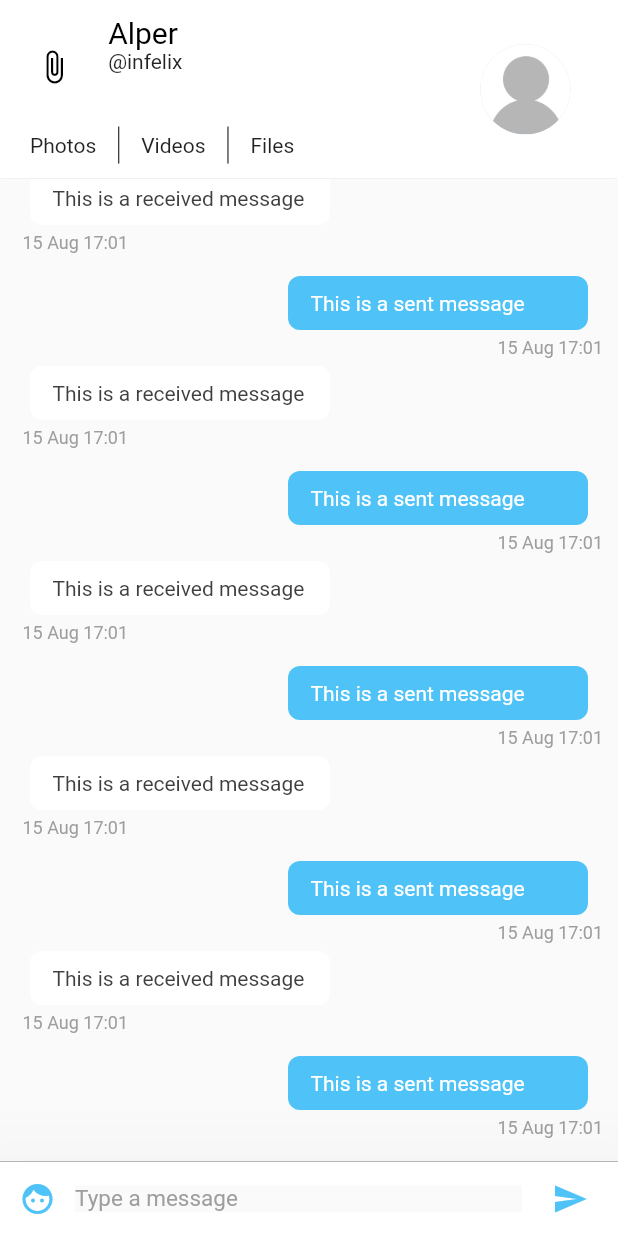
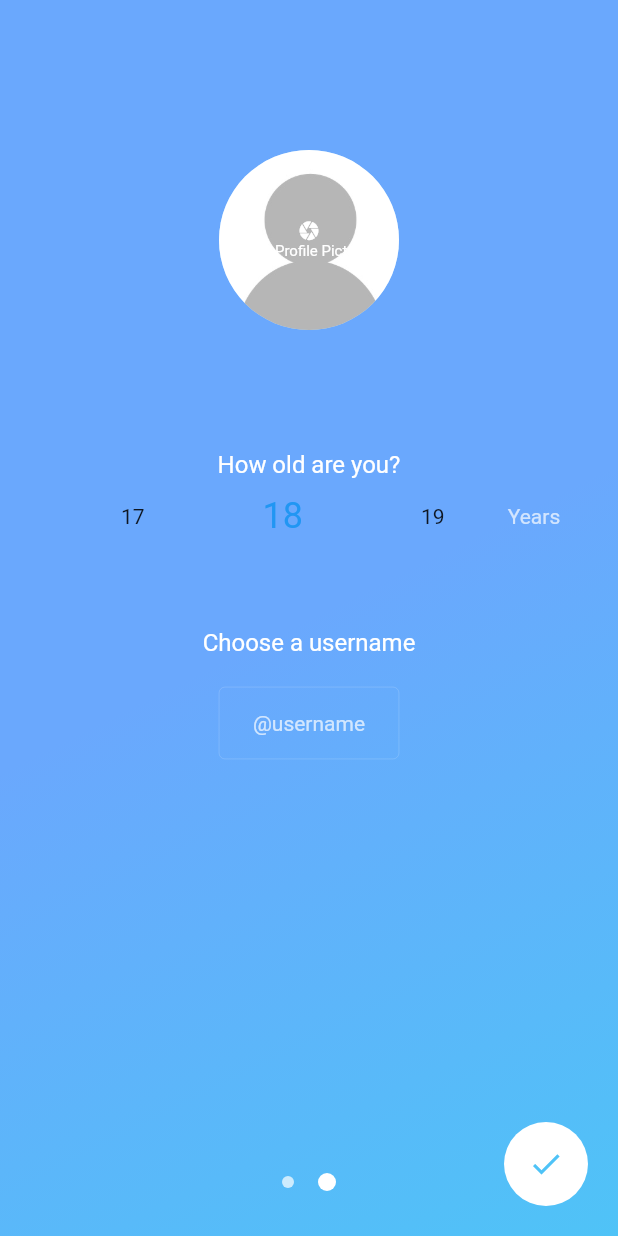
Before and after one commit to otuzoglu/messio, a Flutter app: the screen it shows after launch, swiped to page 2, on a phone screen of 412 x 824 dp. Run offline on Flutter 3.47's test engine with Material 2 defaults, Android fonts, the light colour scheme and no system bars; drawn by our look-alikes of numberpicker; missing offline and left inert: rubber.

Commit message:
Day 9-10-11

```diff
--- a/lib/config/Assets.dart
+++ b/lib/config/Assets.dart
@@ -1,3 +1,8 @@
 class Assets {
-  static String user = 'assets/user.png';
+  static const String user = 'assets/user.png';
+  static const String app_icon = 'assets/launcher/ic_launcher.png';
+  static const String app_icon_fg = 'assets/launcher/ic_foreground.png';
+
+  static const String app_icon_bg = 'assets/launcher/ic_background.png';
+  static const String google_button = 'assets/google.png';
 }
--- a/lib/config/Palette.dart
+++ b/lib/config/Palette.dart
@@ -4,9 +4,13 @@ import 'package:flutter/material.dart';
 class Palette {
   static Color primaryColor = Colors.white;
   static Color accentColor = Color(0xff4fc3f7);
+  static Color gradientStartColor = accentColor;
+  static Color gradientEndColor = Color(0xff6aa8fd);
   static Color secondaryColor = Colors.black;
   static Color primaryTextColor = Colors.black;
+  static Color primaryTextColorLight = Colors.white;
   static Color secondaryTextColor = Colors.black87;
+  static Color secondaryTextColorLight = Colors.white70;
   static Color primaryBackgroundColor = Colors.white;
   static Color selfMessageBackgroundColor = Color(0xff4fc3f7);
   static Color otherMessageBackgroundColor = Colors.white;
--- a/lib/config/Styles.dart
+++ b/lib/config/Styles.dart
@@ -1,13 +1,27 @@
 import 'package:flutter/material.dart';
-
 import 'Palette.dart';
 
 class Styles {
   static TextStyle textHeading = TextStyle(
       color: Palette.primaryTextColor, fontSize: 20); // Text style for the name
+
+  static TextStyle numberPickerHeading =
+      TextStyle(fontSize: 30, color: Palette.primaryTextColorLight);
+  static TextStyle textHeadingLight =
+      TextStyle(color: Palette.primaryTextColorLight, fontSize: 20);
+  static TextStyle question =
+      TextStyle(color: Palette.primaryTextColor, fontSize: 16);
+  static TextStyle questionLight =
+      TextStyle(color: Palette.primaryTextColorLight, fontSize: 16);
   static TextStyle subHeading =
       TextStyle(color: Palette.primaryTextColor, fontSize: 14);
+  static TextStyle subHeadingLight =
+      TextStyle(color: Palette.primaryTextColorLight, fontSize: 14);
+  static TextStyle hintTextLight =
+      TextStyle(color: Palette.secondaryTextColorLight);
   static TextStyle text = TextStyle(color: Palette.secondaryTextColor);
+  static TextStyle textLight =
+      TextStyle(color: Palette.secondaryTextColorLight);
   static TextStyle subText = TextStyle(color: Palette.greyColor);
   static TextStyle date = TextStyle(
       color: Palette.greyColor, fontSize: 12.0, fontStyle: FontStyle.normal);
--- /dev/null
+++ b/lib/config/Transitions.dart
@@ -0,0 +1,27 @@
+import 'package:flutter/material.dart';
+
+class SlideLeftRoute extends PageRouteBuilder {
+  final Widget page;
+  SlideLeftRoute({this.page})
+      : super(
+          pageBuilder: (
+            BuildContext context,
+            Animation<double> animation,
+            Animation<double> secondaryAnimation,
+          ) =>
+              page,
+          transitionsBuilder: (
+            BuildContext context,
+            Animation<double> animation,
+            Animation<double> secondaryAnimation,
+            Widget child,
+          ) =>
+              SlideTransition(
+            position: Tween<Offset>(
+              begin: const Offset(0, 1),
+              end: Offset.zero,
+            ).animate(animation),
+            child: child,
+          ),
+        );
+}
--- a/lib/main.dart
+++ b/lib/main.dart
@@ -1,7 +1,7 @@
 import 'package:flutter/material.dart';
 import 'package:messio/config/Palette.dart';
 
-import 'package:messio/pages/ConversationPageSlide.dart';
+import 'package:messio/pages/RegisterPage.dart';
 
 void main() => runApp(Messio());
 
@@ -14,7 +14,7 @@ class Messio extends StatelessWidget {
       theme: ThemeData(
         primaryColor: Palette.primaryColor,
       ),
-      home: ConversationPageSlide(),
+      home: RegisterPage(),
     );
   }
 }
--- /dev/null
+++ b/lib/pages/RegisterPage.dart
@@ -0,0 +1,328 @@
+import 'package:flutter/material.dart';
+import 'package:flutter/widgets.dart';
+import 'package:messio/config/Assets.dart';
+import 'package:messio/config/Palette.dart';
+import 'package:messio/config/Styles.dart';
+import 'package:messio/config/Transitions.dart';
+import 'package:messio/pages/ConversationPageSlide.dart';
+import 'package:messio/widgets/CircleIndicator.dart';
+import 'package:numberpicker/numberpicker.dart';
+
+class RegisterPage extends StatefulWidget {
+  @override
+  State<StatefulWidget> createState() {
+    // TODO: implement createState
+    return _RegisterPageState();
+  }
+}
+
+class _RegisterPageState extends State<RegisterPage>
+    with SingleTickerProviderStateMixin, WidgetsBindingObserver {
+  int currentPage = 0;
+  int age = 18;
+  var isKeyboardOpen =
+      false; //this variable keeps track of the keyboard, when its shown and when its hidden
+
+  PageController pageController =
+      PageController(); // this is the controller of the page. This is used to navigate back and forth between the pages
+
+  //Fields related to animation of the gradient
+  Alignment begin = Alignment.center;
+  Alignment end = Alignment.bottomRight;
+
+  //Fields related to animating the layout and pushing widgets up when the focus is on the username field
+  AnimationController usernameFieldAnimationController;
+  Animation profilePicHeightAnimation, usernameAnimation, ageAnimation;
+  FocusNode usernameFocusNode = FocusNode();
+
+  @override
+  void initState() {
+    WidgetsBinding.instance.addObserver(this);
+    usernameFieldAnimationController =
+        AnimationController(vsync: this, duration: Duration(milliseconds: 300));
+    profilePicHeightAnimation =
+        Tween(begin: 100.0, end: 0.0).animate(usernameFieldAnimationController)
+          ..addListener(() {
+            setState(() {});
+          });
+    usernameAnimation =
+        Tween(begin: 50.0, end: 10.0).animate(usernameFieldAnimationController)
+          ..addListener(() {
+            setState(() {});
+          });
+    ageAnimation =
+        Tween(begin: 80.0, end: 10.0).animate(usernameFieldAnimationController)
+          ..addListener(() {
+            setState(() {});
+          });
+    usernameFocusNode.addListener(() {
+      if (usernameFocusNode.hasFocus) {
+        usernameFieldAnimationController.forward();
+      } else {
+        usernameFieldAnimationController.reverse();
+      }
+    });
+    pageController.addListener(() {
+      setState(() {
+        begin = Alignment(pageController.page, pageController.page);
+        end = Alignment(1 - pageController.page, 1 - pageController.page);
+      });
+    });
+    super.initState();
+  }
+
+  @override
+  Widget build(BuildContext context) {
+    return WillPopScope(
+        onWillPop: onWillPop, //user to override the back button press
+        child: Scaffold(
+          resizeToAvoidBottomInset: false,
+          //  avoids the bottom overflow warning when keyboard is shown
+          body: SafeArea(
+              child: Container(
+                  decoration: BoxDecoration(
+                      gradient: LinearGradient(begin: begin, end: end, colors: [
+                    Palette.gradientStartColor,
+                    Palette.gradientEndColor
+                  ])),
+                  child: Stack(
+                      alignment: AlignmentDirectional.bottomCenter,
+                      children: <Widget>[
+                        AnimatedContainer(
+                            duration: Duration(milliseconds: 1500),
+                            child: PageView(
+                                controller: pageController,
+                                physics: NeverScrollableScrollPhysics(),
+                                onPageChanged: (int page) =>
+                                    updatePageState(page),
+                                children: <Widget>[
+                                  buildPageOne(),
+                                  buildPageTwo()
+                                ])),
+                        Container(
+                          margin: EdgeInsets.only(bottom: 30),
+                          child: Row(
+                            mainAxisSize: MainAxisSize.min,
+                            mainAxisAlignment: MainAxisAlignment.center,
+                            children: <Widget>[
+                              for (int i = 0; i < 2; i++)
+                                CircleIndicator(i == currentPage),
+                            ],
+                          ),
+                        ),
+                        AnimatedOpacity(
+                            opacity: currentPage == 1
+                                ? 1.0
+                                : 0.0, //shows only on page 1
+                            duration: Duration(milliseconds: 500),
+                            child: Container(
+                                margin: EdgeInsets.only(right: 20, bottom: 20),
+                                child: Row(
+                                  mainAxisAlignment: MainAxisAlignment.end,
+                                  mainAxisSize: MainAxisSize.max,
+                                  children: <Widget>[
+                                    FloatingActionButton(
+                                      onPressed: () => navigateToHome(),
+                                      elevation: 0,
+                                      backgroundColor: Palette.primaryColor,
+                                      child: Icon(
+                                        Icons.done,
+                                        color: Palette.accentColor,
+                                      ),
+                                    )
+                                  ],
+                                )))
+                      ]))),
+        ));
+  }
+
+  buildPageOne() {
+    return Container(
+      child: Column(
+        children: <Widget>[
+          Container(
+              margin: EdgeInsets.only(top: 250),
+              child: Image.asset(Assets.app_icon_fg, height: 100)),
+          Container(
+              margin: EdgeInsets.only(top: 30),
+              child: Text('Messio Messenger',
+                  style: TextStyle(
+                      color: Colors.white,
+                      fontWeight: FontWeight.bold,
+                      fontSize: 22))),
+          Container(
+              margin: EdgeInsets.only(top: 100),
+              child: ButtonTheme(
+                  height: 40,
+                  child: FlatButton.icon(
+                      onPressed: () => updatePageState(1),
+                      color: Colors.transparent,
+                      icon: Image.asset(
+                        Assets.google_button,
+                        height: 25,
+                      ),
+                      label: Text(
+                        'Sign In with Google',
+                        style: TextStyle(
+                            color: Palette.primaryTextColorLight,
+                            fontWeight: FontWeight.w800),
+                      ))))
+        ],
+      ),
+    );
+  }
+
+  buildPageTwo() {
+    return InkWell(
+        // to dismiss the keyboard when the user tabs out of the TextField
+        onTap: () {
+          FocusScope.of(context).requestFocus(FocusNode());
+        },
+        child: Container(
+          child: Column(
+            crossAxisAlignment: CrossAxisAlignment.center,
+            children: <Widget>[
+              SizedBox(height: profilePicHeightAnimation.value),
+              Container(
+                  child: CircleAvatar(
+                child: Column(
+                  mainAxisAlignment: MainAxisAlignment.center,
+                  children: <Widget>[
+                    Icon(
+                      Icons.camera,
+                      color: Colors.white,
+                      size: 15,
+                    ),
+                    Text(
+                      'Set Profile Picture',
+                      textAlign: TextAlign.center,
+                      style: TextStyle(
+                        color: Colors.white,
+                        fontSize: 10,
+                      ),
+                    )
+                  ],
+                ),
+                backgroundImage: Image.asset(Assets.user).image,
+                radius: 60,
+              )),
+              SizedBox(
+                height: ageAnimation.value,
+              ),
+              Text(
+                'How old are you?',
+                style: Styles.questionLight,
+              ),
+              Row(
+                mainAxisSize: MainAxisSize.min,
+                children: <Widget>[
+                  NumberPicker(
+                      axis: Axis.horizontal,
+                      value: age,
+                      minValue: 15,
+                      maxValue: 100,
+                      onChanged: (num value) {
+                        setState(() {
+                          age = value;
+                        });
+                        //   print(age);
+                      }),
+                  Text('Years', style: Styles.textLight)
+                ],
+              ),
+              SizedBox(
+                height: usernameAnimation.value,
+              ),
+              Container(
+                child: Text(
+                  'Choose a username',
+                  style: Styles.questionLight,
+                ),
+              ),
+              Container(
+                  margin: EdgeInsets.only(top: 20),
+                  width: 120,
+                  child: TextField(
+                    textAlign: TextAlign.center,
+                    style: Styles.subHeadingLight,
+                    focusNode: usernameFocusNode,
+                    decoration: InputDecoration(
+                      hintText: '@username',
+                      hintStyle: Styles.hintTextLight,
+                      contentPadding: EdgeInsets.fromLTRB(10, 5, 10, 5),
+                      focusedBorder: OutlineInputBorder(
+                        borderSide:
+                            BorderSide(color: Palette.primaryColor, width: 0.1),
+                      ),
+                      enabledBorder: OutlineInputBorder(
+                        borderSide:
+                            BorderSide(color: Palette.primaryColor, width: 0.1),
+                      ),
+                    ),
+                  ))
+            ],
+          ),
+        ));
+  }
+
+  updatePageState(index) {
+    if (index == 1)
+      pageController.nextPage(
+          duration: Duration(milliseconds: 300), curve: Curves.easeIn);
+
+    setState(() {
+      currentPage = index;
+    });
+  }
+
+  Future<bool> onWillPop() {
+    if (currentPage == 1) {
+      //go to first page if currently on second page
+      pageController.previousPage(
+        duration: Duration(milliseconds: 300),
+        curve: Curves.easeOut,
+      );
+      return Future.value(false);
+    }
+    return Future.value(true);
+  }
+
+  @override
+  void dispose() {
+    WidgetsBinding.instance.removeObserver(this);
+    usernameFieldAnimationController.dispose();
+    usernameFocusNode.dispose();
+    super.dispose();
+  }
+
+  ///
+  /// This routine is invoked when the window metrics have changed.
+  ///
+  @override
+  void didChangeMetrics() {
+    final value = MediaQuery.of(context).viewInsets.bottom;
+    if (value > 0) {
+      if (isKeyboardOpen) {
+        onKeyboardChanged(false);
+      }
+      isKeyboardOpen = false;
+    } else {
+      isKeyboardOpen = true;
+      onKeyboardChanged(true);
+    }
+  }
+
+  onKeyboardChanged(bool isVisible) {
+    if (!isVisible) {
+      FocusScope.of(context).requestFocus(FocusNode());
+      usernameFieldAnimationController.reverse();
+    }
+  }
+
+  navigateToHome() {
+    Navigator.push(
+      context,
+      SlideLeftRoute(page: ConversationPageSlide()),
+    );
+  }
+}
--- a/lib/widgets/ChatListWidget.dart
+++ b/lib/widgets/ChatListWidget.dart
@@ -6,14 +6,12 @@ class ChatListWidget extends StatelessWidget {
 
   @override
   Widget build(BuildContext context) {
-    return Flexible(
-      child: ListView.builder(
-        padding: EdgeInsets.all(10.0),
-        itemBuilder: (context, index) => ChatItemWidget(index),
-        itemCount: 20,
-        reverse: true,
-        controller: listScrollController,
-      ),
+    return ListView.builder(
+      padding: EdgeInsets.all(10.0),
+      itemBuilder: (context, index) => ChatItemWidget(index),
+      itemCount: 20,
+      reverse: true,
+      controller: listScrollController,
     );
   }
 }
--- /dev/null
+++ b/lib/widgets/CircleIndicator.dart
@@ -0,0 +1,28 @@
+import 'package:flutter/material.dart';
+import 'package:messio/config/Palette.dart';
+
+// ignore: must_be_immutable
+class CircleIndicator extends StatefulWidget {
+  bool isActive;
+  CircleIndicator(this.isActive);
+
+  @override
+  _CircleIndicatorState createState() => _CircleIndicatorState();
+}
+
+class _CircleIndicatorState extends State<CircleIndicator> {
+  @override
+  Widget build(BuildContext context) {
+    return AnimatedContainer(
+      duration: Duration(milliseconds: 600),
+      margin: EdgeInsets.symmetric(horizontal: 8),
+      height: widget.isActive ? 12 : 8,
+      width: widget.isActive ? 12 : 8,
+      decoration: BoxDecoration(
+          color: widget.isActive
+              ? Palette.primaryColor
+              : Palette.secondaryTextColorLight,
+          borderRadius: BorderRadius.all(Radius.circular(12))),
+    );
+  }
+}
--- a/pubspec.yaml
+++ b/pubspec.yaml
@@ -30,6 +30,8 @@ dependencies:
   cupertino_icons: ^1.0.2
   intl: ^0.17.0
   rubber: ^1.0.0
+  numberpicker: ^2.1.1
+
 
 flutter_icons:
   ios: true
@@ -43,6 +45,7 @@ dev_dependencies:
   flutter_test:
     sdk: flutter
   flutter_launcher_icons: ^0.9.0
+  infinite_listview: ^1.1.0
 
 # For information on the generic Dart part of this file, see the
 # following page: https://dart.dev/tools/pub/pubspec
```
Also changed, not shown: lib/widgets/EnsureVisibleWhenFocused.dart (added, +164 -0 lines), assets/google.png (added), assets/placeholder.png (added), assets/social.png (added), pubspec.lock, 4 other files.
